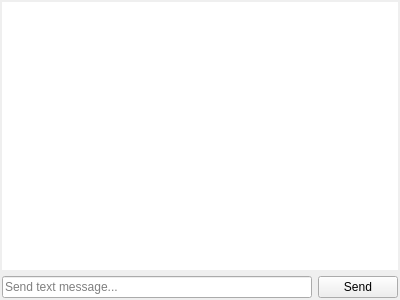
The window that instantmessagingwidget.ui (savoirfairelinux/jami-client-windows) describes before a commit, drawn with Qt 5.
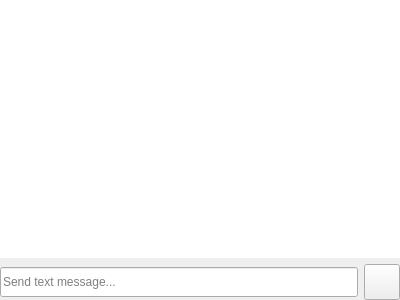
The same window after the commit. Icons and pictures are not drawn.

The edit to the form file:
```diff
--- a/instantmessagingwidget.ui
+++ b/instantmessagingwidget.ui
@@ -21,16 +21,16 @@
   </property>
   <layout class="QVBoxLayout" name="verticalLayout">
    <property name="leftMargin">
-    <number>2</number>
+    <number>0</number>
    </property>
    <property name="topMargin">
-    <number>2</number>
+    <number>0</number>
    </property>
    <property name="rightMargin">
-    <number>2</number>
+    <number>0</number>
    </property>
    <property name="bottomMargin">
-    <number>2</number>
+    <number>0</number>
    </property>
    <item>
     <widget class="QListView" name="messageOutput">
@@ -51,7 +51,13 @@
       <number>0</number>
      </property>
      <item>
-      <widget class="QLineEdit" name="messageInput">
+      <widget class="QLineEdit" name="messageEdit">
+       <property name="minimumSize">
+        <size>
+         <width>0</width>
+         <height>30</height>
+        </size>
+       </property>
        <property name="placeholderText">
         <string>Send text message...</string>
        </property>
@@ -62,12 +68,20 @@
      </item>
      <item>
       <widget class="QPushButton" name="sendButton">
+       <property name="minimumSize">
+        <size>
+         <width>36</width>
+         <height>36</height>
+        </size>
+       </property>
+       <property name="maximumSize">
+        <size>
+         <width>36</width>
+         <height>36</height>
+        </size>
+       </property>
        <property name="text">
-        <string>Send</string>
-       </property>
-       <property name="icon">
-        <iconset resource="ressources.qrc">
-         <normaloff>:/images/arrow-right.png</normaloff>:/images/arrow-right.png</iconset>
+        <string/>
        </property>
       </widget>
      </item>
```
Left out of the diff: 6 changed lines with no effect on the pictures.
